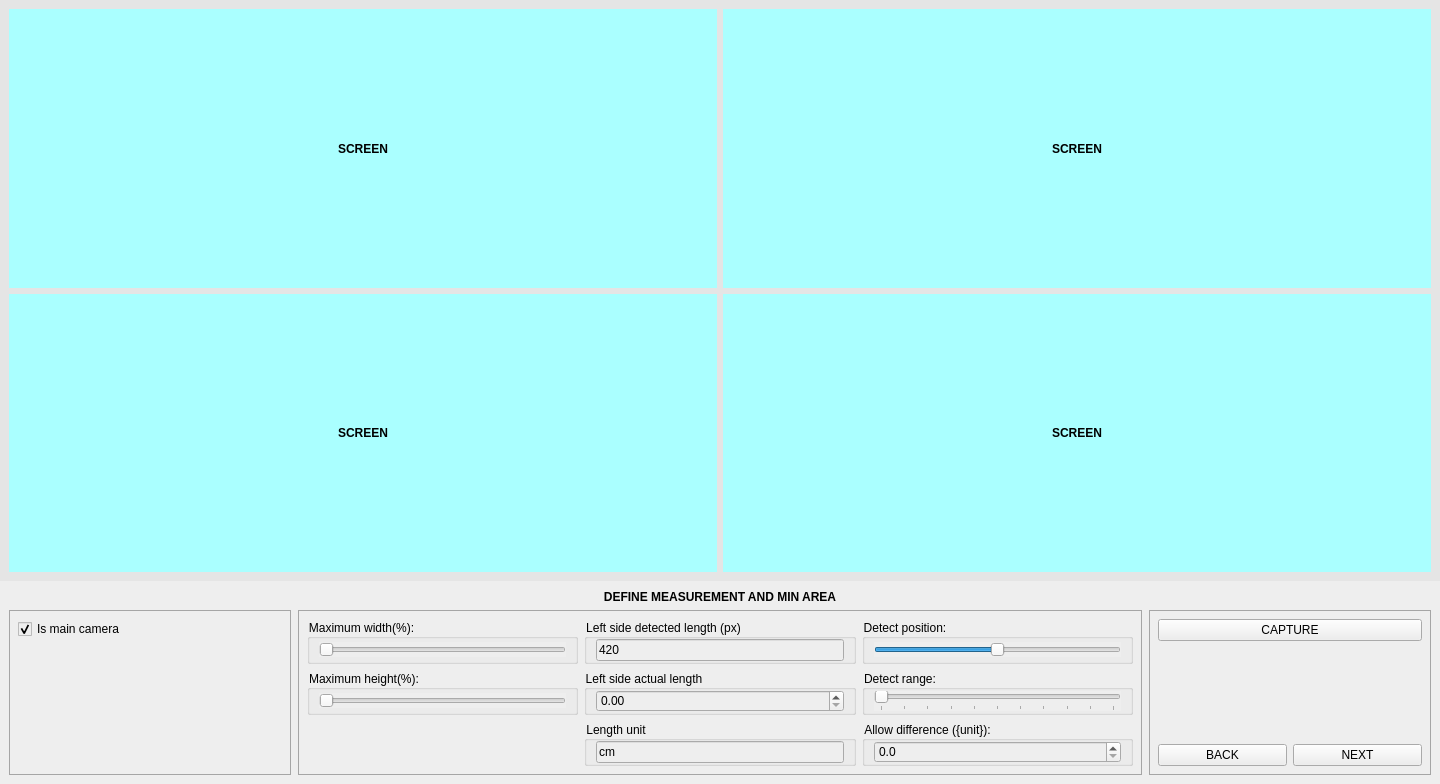
Shockmstr/FQCS_DesktopApp, file views/measurement_screen.ui: the form before one commit.
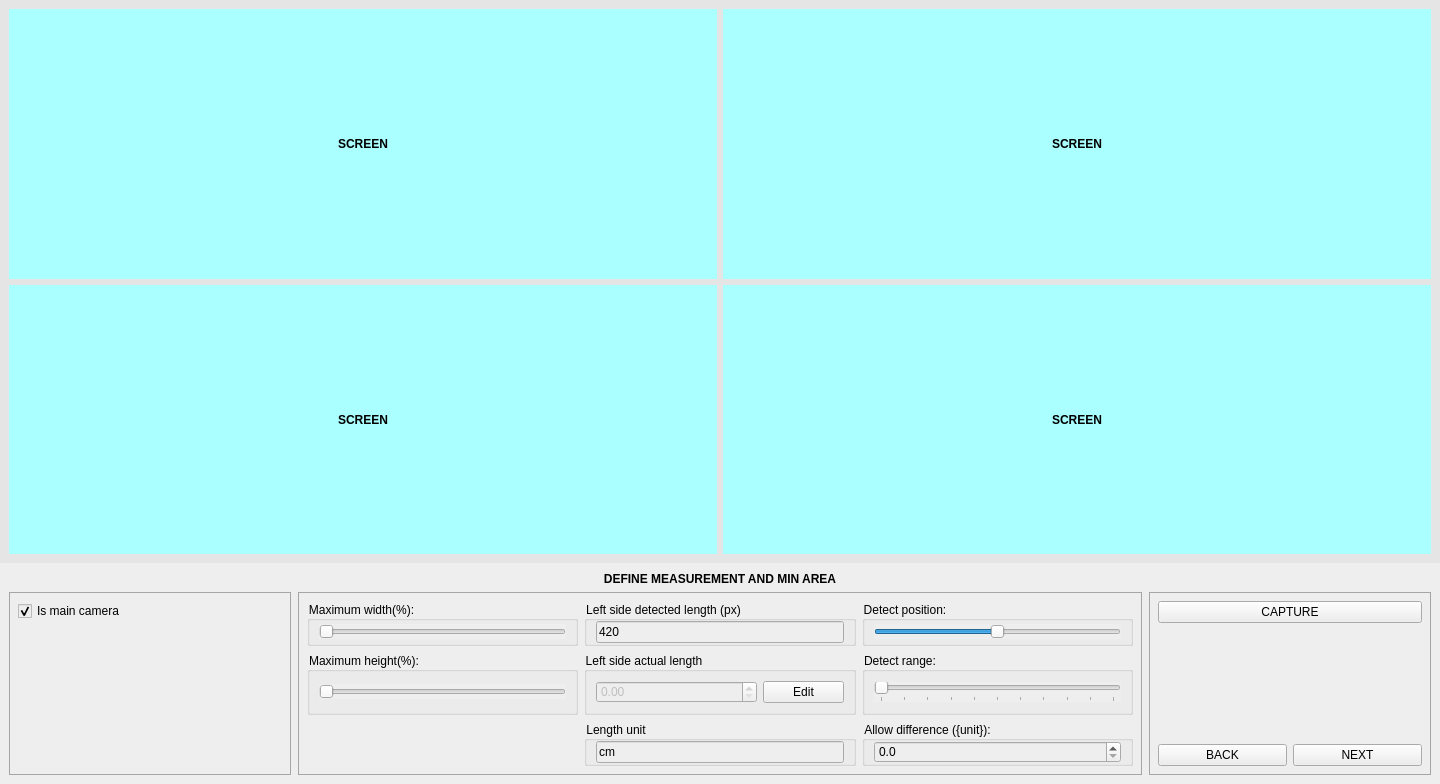
The form after the commit.

Patch:
```diff
--- a/views/measurement_screen.ui
+++ b/views/measurement_screen.ui
@@ -221,15 +221,12 @@
               <property name="title">
                <string>Left side actual length</string>
               </property>
-              <layout class="QVBoxLayout" name="verticalLayout_14">
-               <property name="topMargin">
-                <number>0</number>
-               </property>
-               <property name="bottomMargin">
-                <number>0</number>
-               </property>
+              <layout class="QHBoxLayout" name="horizontalLayout_2" stretch="4,2">
                <item>
                 <widget class="QDoubleSpinBox" name="inpLeftActualLength">
+                 <property name="enabled">
+                  <bool>false</bool>
+                 </property>
                  <property name="decimals">
                   <number>2</number>
                  </property>
@@ -238,6 +235,13 @@
                  </property>
                 </widget>
                </item>
+               <item>
+                <widget class="QPushButton" name="btnEditActualLength">
+                 <property name="text">
+                  <string>Edit</string>
+                 </property>
+                </widget>
+               </item>
               </layout>
              </widget>
             </item>
```
